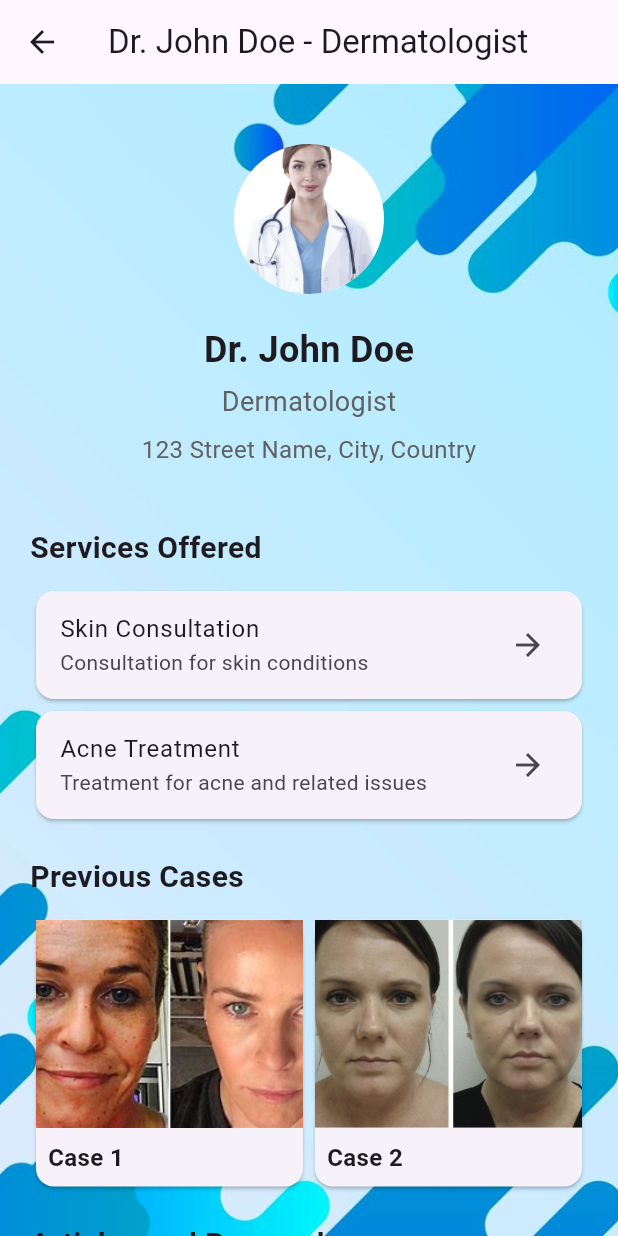
After one commit to AbdulrhmanM0hamed/project_app, a Flutter app: the PortfolioScreen screen opened directly, on a phone screen of 412 x 824 dp. The commit adds this screen. Run offline on Flutter 3.47's test engine with Material 3 defaults, Android fonts, the light colour scheme and no system bars; our stand-ins replace animated_splash_screen, flutter_svg, google_fonts, image_picker, motion_tab_bar_v2.

Commit message:
upgrade one

```diff
--- a/lib/Login/registe_screen.dart
+++ b/lib/Login/registe_screen.dart
@@ -56,8 +56,7 @@ class RegisterScreen extends StatelessWidget {
                       onpressed: () {
                         Navigator.push(
                           context,
-                          MaterialPageRoute(
-                              builder: (context) => CustomBottomBar()),
+                          MaterialPageRoute(builder: (context) => YourWidget()),
                         );
                       },
                     ),
--- /dev/null
+++ b/lib/pages/PortfolioScreen.dart
@@ -0,0 +1,176 @@
+import 'package:flutter/material.dart';
+
+class PortfolioScreen extends StatelessWidget {
+  @override
+  Widget build(BuildContext context) {
+    return Scaffold(
+      appBar: AppBar(
+        title: Text('Dr. John Doe - Dermatologist'),
+      ),
+      body: Container(
+        decoration: BoxDecoration(
+            image: DecorationImage(
+          image: AssetImage('assets/images/bg.jpg'), // تحديد صورة الخلفية
+          fit: BoxFit.cover, // تغطية الشاشة بالصورة
+        )),
+        child: SingleChildScrollView(
+          padding: EdgeInsets.all(20),
+          child: Column(
+            crossAxisAlignment: CrossAxisAlignment.stretch,
+            children: [
+              // Doctor information section
+              Container(
+                padding: EdgeInsets.all(20),
+                decoration: BoxDecoration(
+                  borderRadius: BorderRadius.circular(10),
+                ),
+                child: Column(
+                  children: [
+                    CircleAvatar(
+                      backgroundColor: Colors.white,
+                      radius: 50,
+                      backgroundImage: AssetImage('assets/images/image1.png'),
+                    ),
+                    SizedBox(height: 20),
+                    Text(
+                      'Dr. John Doe',
+                      style: TextStyle(
+                        fontSize: 24,
+                        fontWeight: FontWeight.bold,
+                      ),
+                    ),
+                    SizedBox(height: 5),
+                    Text(
+                      'Dermatologist',
+                      style: TextStyle(
+                        fontSize: 18,
+                        color: Colors.grey[700],
+                      ),
+                    ),
+                    SizedBox(height: 7),
+                    Text(
+                      '123 Street Name, City, Country',
+                      style: TextStyle(
+                        fontSize: 16,
+                        color: Colors.grey[700],
+                      ),
+                    ),
+                  ],
+                ),
+              ),
+              SizedBox(height: 20),
+              // Services section
+              Text(
+                'Services Offered',
+                style: TextStyle(
+                  fontSize: 20,
+                  fontWeight: FontWeight.bold,
+                ),
+              ),
+              SizedBox(height: 10),
+              Card(
+                child: ListTile(
+                  title: Text('Skin Consultation'),
+                  subtitle: Text('Consultation for skin conditions'),
+                  trailing: Icon(Icons.arrow_forward),
+                  onTap: () {
+                    // Navigate to skin consultation details
+                  },
+                ),
+              ),
+              Card(
+                child: ListTile(
+                  title: Text('Acne Treatment'),
+                  subtitle: Text('Treatment for acne and related issues'),
+                  trailing: Icon(Icons.arrow_forward),
+                  onTap: () {
+                    // Navigate to acne treatment details
+                  },
+                ),
+              ),
+              // Add more services as needed
+              SizedBox(height: 20),
+              // Previous Cases section
+              Text(
+                'Previous Cases',
+                style: TextStyle(
+                  fontSize: 20,
+                  fontWeight: FontWeight.bold,
+                ),
+              ),
+              SizedBox(height: 10),
+              GridView.count(
+                crossAxisCount: 2,
+                shrinkWrap: true,
+                physics: NeverScrollableScrollPhysics(),
+                children: [
+                  // Display previous cases
+                  _buildPreviousCase('assets/images/case 1.jpeg', 'Case 1'),
+                  _buildPreviousCase('assets/images/case 2.jpg', 'Case 2'),
+
+                  // Add more previous cases as needed
+                ],
+              ),
+              SizedBox(height: 20),
+              // Articles and Research section
+              Text(
+                'Articles and Research',
+                style: TextStyle(
+                  fontSize: 20,
+                  fontWeight: FontWeight.bold,
+                ),
+              ),
+              SizedBox(height: 10),
+              ListTile(
+                title: Text('Article Title 1'),
+                subtitle: Text('Summary of the article or research'),
+                onTap: () {
+                  // Navigate to article details
+                },
+              ),
+              ListTile(
+                title: Text('Article Title 2'),
+                subtitle: Text('Summary of the article or research'),
+                onTap: () {
+                  // Navigate to article details
+                },
+              ),
+              // Add more articles and research as needed
+            ],
+          ),
+        ),
+      ),
+    );
+  }
+
+  Widget _buildPreviousCase(String imagePath, String title) {
+    return GestureDetector(
+      onTap: () {
+        // Navigate to case details
+      },
+      child: Card(
+        child: Column(
+          crossAxisAlignment: CrossAxisAlignment.stretch,
+          children: [
+            Expanded(
+              child: Image.asset(
+                imagePath,
+                fit: BoxFit.cover,
+              ),
+            ),
+            Padding(
+              padding: EdgeInsets.all(8),
+              child: Text(
+                title,
+                style: TextStyle(
+                  fontSize: 16,
+                  fontWeight: FontWeight.bold,
+                ),
+              ),
+            ),
+          ],
+        ),
+      ),
+    );
+  }
+}
--- a/pubspec.yaml
+++ b/pubspec.yaml
@@ -43,7 +43,7 @@ dependencies:
 dev_dependencies:
   flutter_test:
     sdk: flutter
-
+  motion_tab_bar_v2: ^0.3.0
   # The "flutter_lints" package below contains a set of recommended lints to
   # encourage good coding practices. The lint set provided by the package is
   # activated in the `analysis_options.yaml` file located at the root of your
```
Also changed, not shown: lib/Login/login_screen.dart (+5 -3 lines), lib/components/bottom_bar.dart (+85 -111 lines), lib/data/data.dart (+0 -7 lines), lib/pages/home_page.dart (+18 -3 lines), lib/pages/schedule.dart (+9 -2 lines), lib/pages/searchAi_page.dart (+9 -1 lines), lib/pages/setting_page.dart (+8 -1 lines), assets/images/bg.jpg (added), assets/images/case 1.jpeg (added), assets/images/case 2.jpg (added), pubspec.lock.
